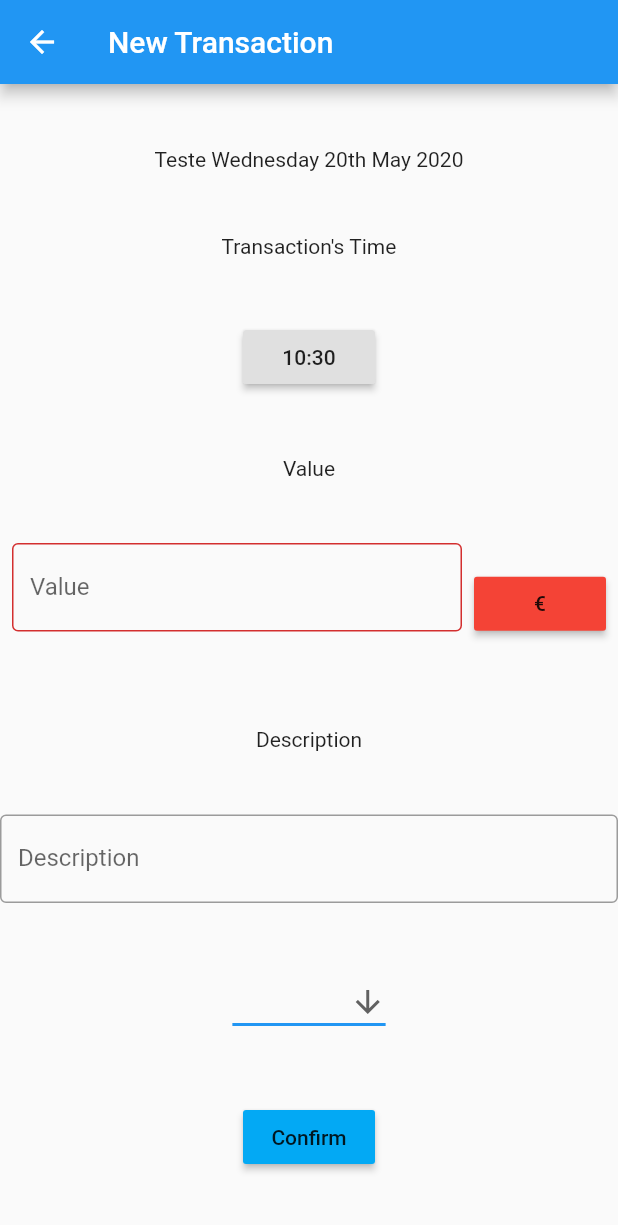
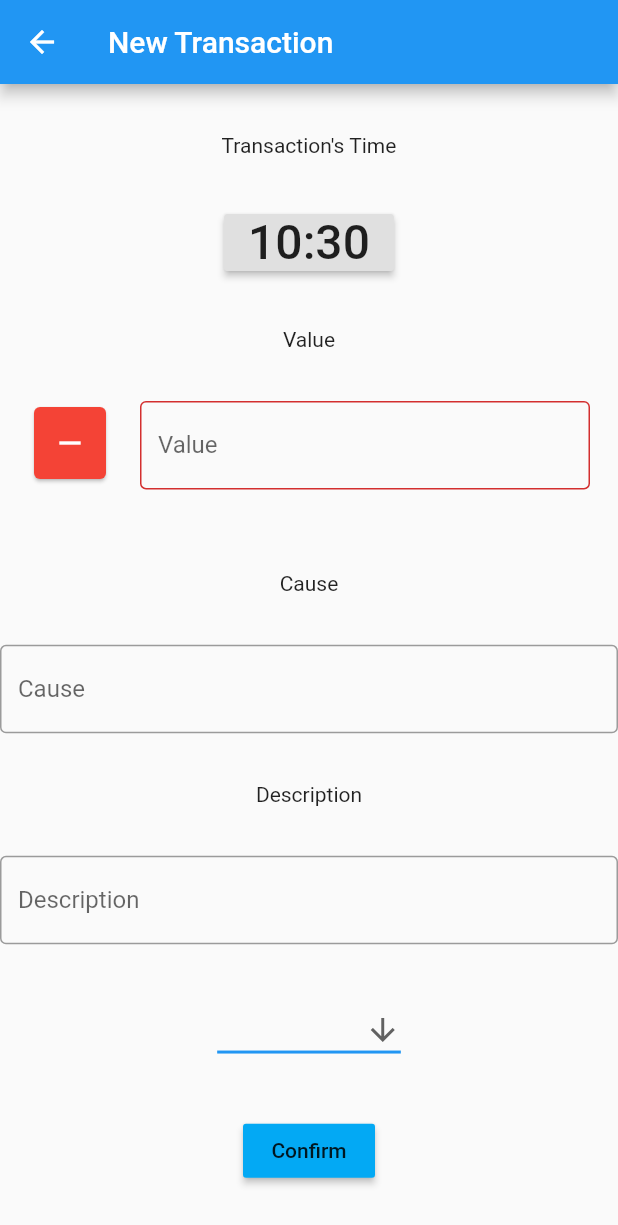
Before and after one commit to moneywiz/money_wiz, a Flutter app: the NewTransaction screen opened directly with empty values, on a phone screen of 412 x 824 dp. Shown: the top 1225 px of the screen. Run offline on Flutter 3.47's test engine with Material 2 defaults, Android fonts, the phone set to English and light mode, and no system bars; our stand-ins replace fl_chart, flutter_calendar_carousel, flutter_colorpicker, percent_indicator; missing offline and left inert: flutter_iconpicker; accounts and stored records are empty; statements that could not run were skipped.

Commit message:
transaction creation and editing

```diff
--- a/lib/src/transaction.dart
+++ b/lib/src/transaction.dart
@@ -10,11 +10,11 @@ class Transaction {
   double value;
   String description;
   String cause;
-  List<Category> categories;
+  Category category;
 
-  Transaction(this.day, this.value, this.cause, [bool autoAdd=true]) {
+  Transaction(this.day, this.value, [bool autoAdd=true]) {
+    cause="";
     description="";
-    categories=List();
     if (autoAdd) day.addTransaction(this);
     DateTime now=DateTime.now();
     time=TimeOfDay(hour: now.hour, minute: now.minute);
--- a/lib/view/newtransaction_view.dart
+++ b/lib/view/newtransaction_view.dart
@@ -1,4 +1,6 @@
 import 'package:flutter/material.dart';
+import 'package:flutter/services.dart';
+import 'package:moneywiz/src/data.dart';
 import 'package:moneywiz/src/day.dart';
 import 'package:moneywiz/src/month.dart';
 import 'package:moneywiz/src/transaction.dart';
@@ -7,17 +9,19 @@ import 'package:flutter/cupertino.dart';
 
 class NewTransaction extends StatefulWidget{
   final Day day;
+  final Transaction tr;
 
-  NewTransaction(this.day);
+  NewTransaction(this.day,[this.tr]);
 
   @override
-  State<StatefulWidget> createState() => _NewTransactionState(day);
+  State<StatefulWidget> createState() => _NewTransactionState(day,tr);
 }
 
 class _NewTransactionState extends State<NewTransaction> {
 
   Day day;
   Transaction tr;
+  bool isNew;
 
   bool gain;
   DateTime formDateTime;
@@ -25,12 +29,28 @@ class _NewTransactionState extends State<NewTransaction> {
 
   TextEditingController _valueController;
   bool _validValue;
+  TextEditingController _causeController;
+  TextEditingController _descrController;
 
-  _NewTransactionState(this.day){
-    this.gain = false;
-    tr=Transaction(day,0,"Test",false);
+  _NewTransactionState(this.day,this.tr){
     _valueController=TextEditingController();
     _validValue=true;
+    _causeController=TextEditingController();
+    _descrController=TextEditingController();
+
+    if (tr==null) {
+      isNew=true;
+      gain = false;
+      tr=Transaction(day,0,false);
+    }
+    else {
+      isNew=false;
+      gain=tr.value>=0;
+      _valueController.text="${tr.value}";
+      _causeController.text=tr.cause;
+      _descrController.text=tr.description;
+      dropdownValue=tr.category.name;
+    }
   }
 
   @override
@@ -49,6 +69,8 @@ class _NewTransactionState extends State<NewTransaction> {
   @override
   void dispose() {
     _valueController.dispose();
+    _causeController.dispose();
+    _descrController.dispose();
     super.dispose();
   }
 
@@ -63,10 +85,9 @@ class _NewTransactionState extends State<NewTransaction> {
         crossAxisAlignment: CrossAxisAlignment.center,
         mainAxisAlignment: MainAxisAlignment.spaceEvenly,
         children: <Widget>[
-          Text("Teste Wednesday 20th May 2020"),
           Text("Transaction's Time"),
           RaisedButton(
-            child: Text("${tr.time.hour}:${tr.time.minute}"),
+            child: Text("${tr.time.hour}:${tr.time.minute}", style: TextStyle(fontSize: 32)),
             onPressed: () async {
               TimeOfDay t=await showTimePicker(context: context, initialTime: TimeOfDay.now());
               setState(() {
@@ -77,31 +98,46 @@ class _NewTransactionState extends State<NewTransaction> {
           Text("Value"),
           Row(
             mainAxisAlignment: MainAxisAlignment.spaceEvenly,
+            crossAxisAlignment: CrossAxisAlignment.start,
             children: <Widget>[
+              Card(
+                color: gain ? Colors.green : Colors.red,
+                child: IconButton(
+                  onPressed: () {
+                    setState(() {
+                      gain = ! gain;
+                    });
+                  },
+                  color: Colors.white,
+                  icon: Icon(gain ? Icons.add : Icons.remove),
+
+                )
+              ),
               SizedBox(
                 width: 300,
                 child: TextField(
+                  keyboardType: TextInputType.number,
                   decoration: InputDecoration(
                     border: OutlineInputBorder(),
                     labelText: 'Value',
-                    errorText: _validValue?"":"Must be a number"
+                    errorText: _validValue?"":"Must be a number",
                   ),
                   controller: _valueController,
                 ),
               ),
-              RaisedButton(
-                onPressed: () {
-                  setState(() {
-                    this.gain = ! this.gain;
-                  });
-                },
-                color: this.gain ? Colors.green : Colors.red,
-                child: Text("€"),
-              ),
             ],
+          ),
+          Text("Cause"),
+          TextField(
+            controller: _causeController,
+            decoration: InputDecoration(
+              border: OutlineInputBorder(),
+              labelText: 'Cause',
+            ),
           ),
           Text("Description"),
           TextField(
+            controller: _descrController,
             decoration: InputDecoration(
               border: OutlineInputBorder(),
               labelText: 'Description',
@@ -125,7 +161,7 @@ class _NewTransactionState extends State<NewTransaction> {
                 dropdownValue = newValue;
               });
             },
-            items: <String>['Restauração', 'Transportes', 'Saude', 'Educação']
+            items: (gain?Data.incomeCategories.map((elem)=>elem.name):Data.expenseCategories.map((elem)=>elem.name))
                 .map<DropdownMenuItem<String>>((String value) {
               return DropdownMenuItem<String>(
                 value: value,
@@ -140,7 +176,12 @@ class _NewTransactionState extends State<NewTransaction> {
             onPressed: () {
               if (_validValue && _valueController.text!="") {
                 tr.value = double.tryParse(_valueController.text);
-                day.addTransaction(tr);
+                if (!gain) tr.value*=-1;
+
+                tr.description=_descrController.text;
+                tr.cause=_causeController.text;
+
+                if (isNew) day.addTransaction(tr);
                 Navigator.of(context).pop();
               }
             },
--- a/lib/view/stats_category_view.dart
+++ b/lib/view/stats_category_view.dart
@@ -43,10 +43,10 @@ class _StatsCategoryViewState extends State<StatsCategoryView> with AutomaticKee
             child: TabBarView(
               children: <Widget>[
                 Container(
-                  child: getPieChart(widget.month.ExpenseCategoryBalance)
+                  child: getPieChart(widget.month.expenseCategoryBalance)
                 ),
                 Container(
-                  child: getPieChart(widget.month.IncomeCategoryBalance)
+                  child: getPieChart(widget.month.incomeCategoryBalance)
                 ),
               ],
             ),
--- a/lib/view/week_view.dart
+++ b/lib/view/week_view.dart
@@ -64,18 +64,18 @@ class _WeekViewState extends State<WeekView> {
                   subtitle: Row(
                     mainAxisAlignment: MainAxisAlignment.center,
                     children: <Widget>[
-                      Text((week.balance>=0?"+":"")+"${format.format(week.balance)}€", style: TextStyle(fontSize: 20, color: (week.balance>=0?Colors.green:Colors.red))),
+                      Text((week.days[index].balance>=0?"+":"")+"${format.format(week.days[index].balance)}€", style: TextStyle(fontSize: 20, color: (week.days[index].balance>=0?Colors.green:Colors.red))),
                       Column(
                         children: <Widget>[
                           Text(
-                              "+${format.format(week.positive)}€",
+                              "+${format.format(week.days[index].positive)}€",
                               style: TextStyle(
                                 color: Colors.green,
                                 fontSize: 10,
                               )
                           ),
                           Text(
-                              "-${format.format(week.negative.abs())}€",
+                              "-${format.format(week.days[index].negative.abs())}€",
                               style: TextStyle(
                                 color: Colors.red,
                                 fontSize: 10,
```
Also changed, not shown: lib/src/data.dart (+3 -6 lines), lib/src/day.dart (+6 -10 lines), lib/src/month.dart (+5 -5 lines), lib/view/day_view.dart (+6 -1 lines).
